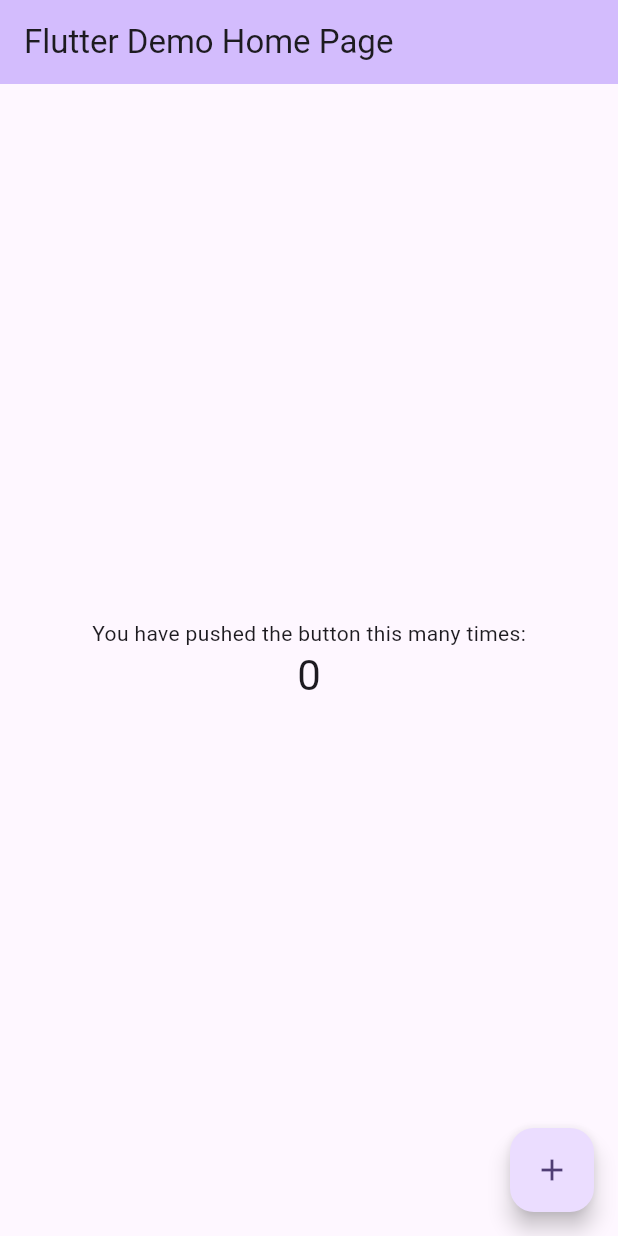
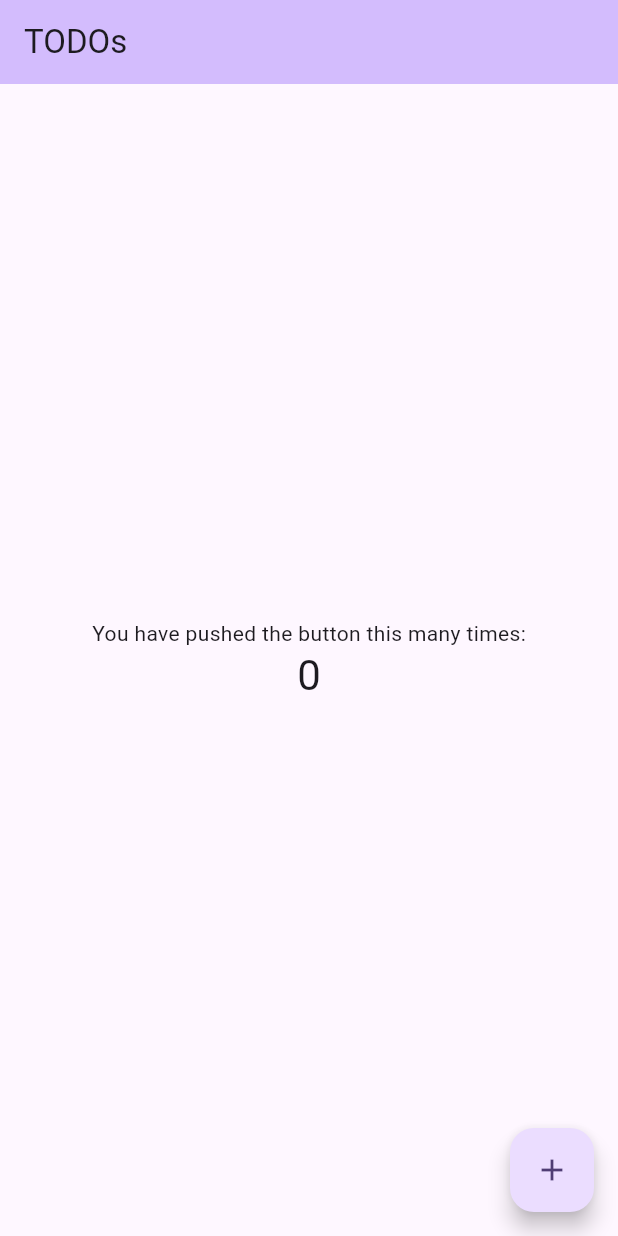
Before and after one commit to NITIC-2023-5I-ex1/ex1-flutter, a Flutter app: the screen it shows after launch, on a phone screen of 412 x 824 dp. Run offline on Flutter 3.47's test engine with Material 2 defaults, Android fonts, the phone set to English and light mode, and no system bars.

Commit message:
update main, create TODO

```diff
--- a/lib/main.dart
+++ b/lib/main.dart
@@ -31,7 +31,7 @@ class MyApp extends StatelessWidget {
         colorScheme: ColorScheme.fromSeed(seedColor: Colors.deepPurple),
         useMaterial3: true,
       ),
-      home: const MyHomePage(title: 'Flutter Demo Home Page'),
+      home: const MyHomePage(title: 'TODOs'),
     );
   }
 }
```
Also changed, not shown: lib/todo.dart (added, +8 -0 lines).
